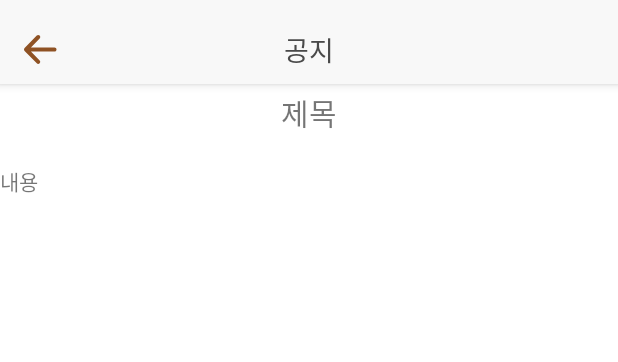
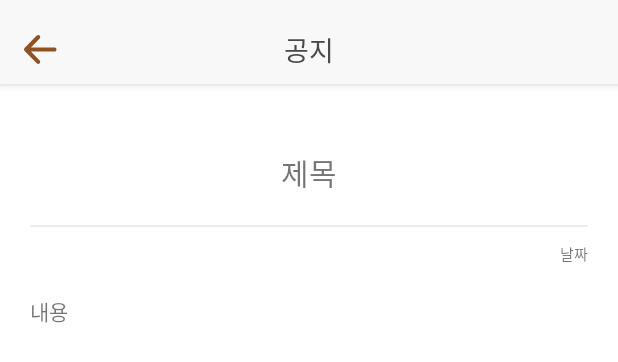
Before and after one commit to arty314/Broaf, an Android app: the layout fragment_announcement_viewer.xml on its own in the app's theme, with its tools: preview values and no code run, on a phone screen of 412 x 824 dp. Shown: the top 362 px of the screen. Run offline under Robolectric (Android 15) with nearby library versions, the phone set to English and light mode, and no system bars.

```diff
--- a/app/src/main/res/layout/fragment_announcement_viewer.xml
+++ b/app/src/main/res/layout/fragment_announcement_viewer.xml
@@ -6,33 +6,46 @@
     tools:context=".AnnouncementViewerFragment">
 
     <!-- TODO: Update blank fragment layout -->
+    <ScrollView
+        android:layout_width="match_parent"
+        android:layout_height="match_parent"
+        android:layout_marginTop="100dp"
+        android:layout_marginHorizontal="20dp"
+        android:layout_marginBottom="120dp"
+        >
         <LinearLayout
             android:layout_width="match_parent"
             android:layout_height="match_parent"
-        android:layout_marginTop="60dp"
+
             android:orientation="vertical">
 
             <LinearLayout
                 android:layout_width="match_parent"
-            android:layout_height="30dp"
+                android:layout_height="wrap_content"
                 android:layout_marginBottom="20dp"
                 android:orientation="vertical">
                 <TextView
                     android:layout_width="match_parent"
                     android:layout_height="wrap_content"
-                android:gravity="center"
+                    android:gravity="center_horizontal"
                     android:text="제목"
                     android:id="@+id/real_title"
                     android:textSize="20dp"
-                >
-
-            </TextView>
+                    android:fontFamily="@font/notosanskrbold"
+                    android:layout_marginBottom="20dp"
+                    />
+                <View
+                    android:layout_width="match_parent"
+                    android:layout_height="1dp"
+                    android:background="@color/light_gray"
+                    />
                 <TextView
                     android:layout_width="match_parent"
                     android:layout_height="wrap_content"
                     android:gravity="right"
                     android:text="날짜"
                     android:textSize="10dp"
+                    android:layout_marginTop="10dp"
                     android:id="@+id/notice_date">
 
                 </TextView>
@@ -53,6 +66,7 @@
 
 
         </LinearLayout>
+    </ScrollView>
 
     <!--커스텀 상단바(xml 최하단에 둘 것)-->
     <androidx.appcompat.widget.Toolbar
```
Also changed, not shown: app/src/main/res/layout/fragment_notice.xml (+6 -4 lines), app/src/main/res/layout/list_item.xml (+18 -3 lines). Lines whose indentation alone changed are shown as unchanged.
